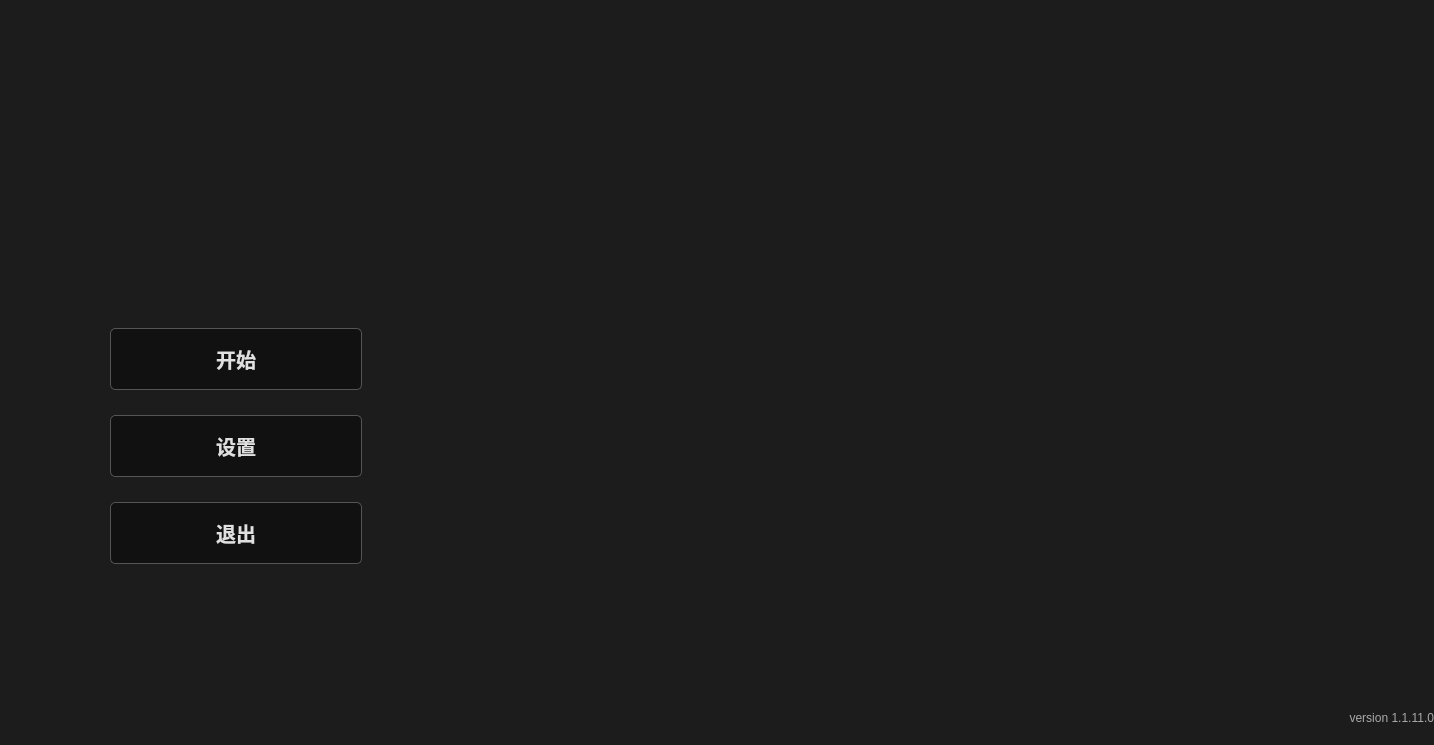
The window that menu.ui (Microindole/Qt-Brotato) describes before a commit, drawn with Qt 5.
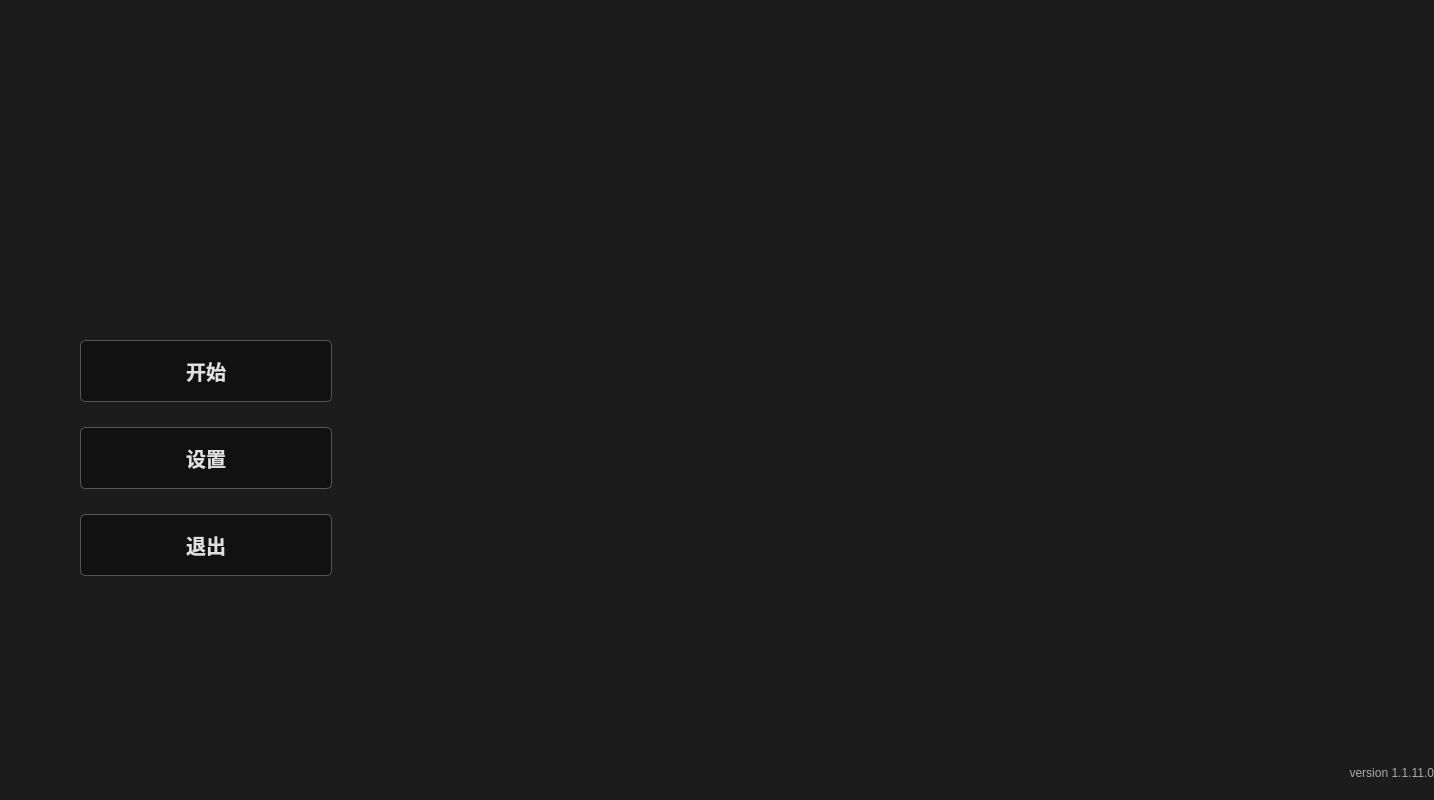
The same window after the commit. Icons and pictures are not drawn.

The edit to the form file:
```diff
--- a/menu.ui
+++ b/menu.ui
@@ -7,7 +7,7 @@
     <x>0</x>
     <y>0</y>
     <width>1434</width>
-    <height>745</height>
+    <height>800</height>
    </rect>
   </property>
   <property name="minimumSize">
@@ -65,10 +65,10 @@
   </property>
   <layout class="QGridLayout" name="mainLayout" columnstretch="2,0,0">
    <property name="leftMargin">
-    <number>30</number>
+    <number>0</number>
    </property>
    <property name="topMargin">
-    <number>30</number>
+    <number>0</number>
    </property>
    <property name="rightMargin">
     <number>0</number>
```
